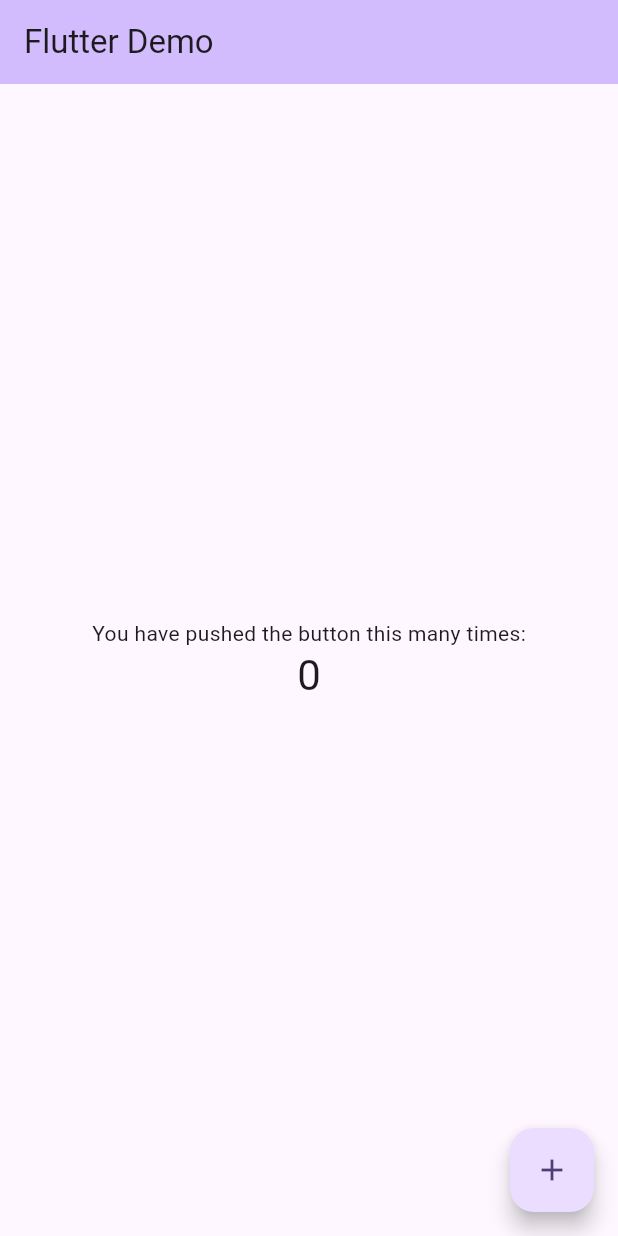
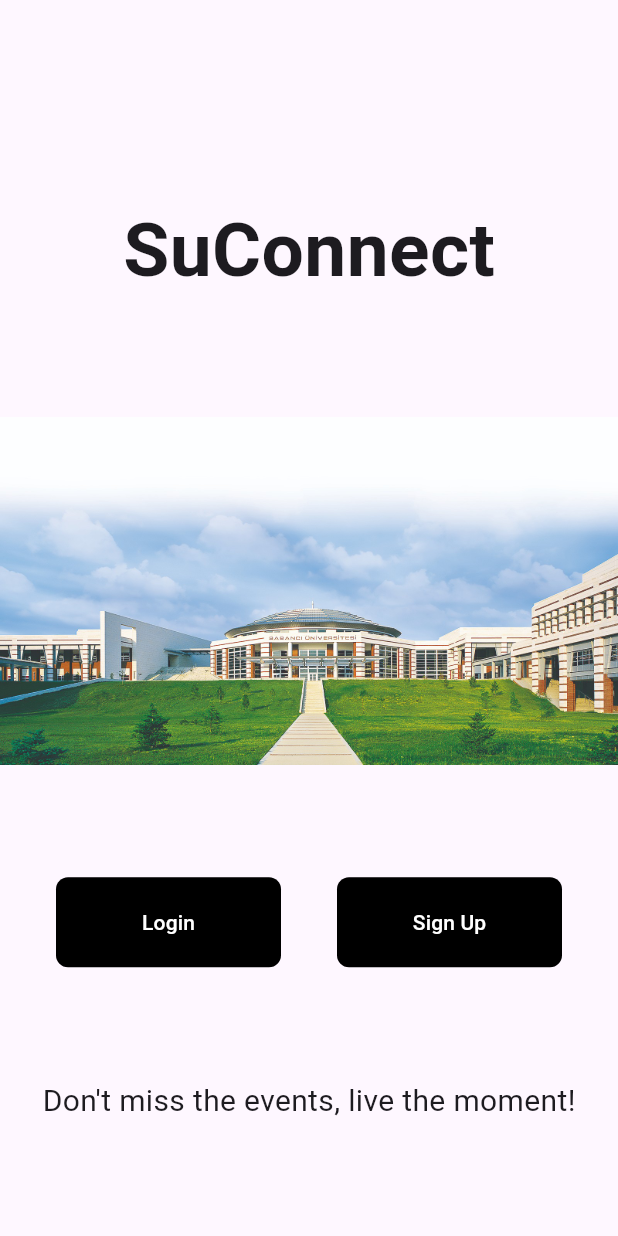
Before and after one commit to BoraComert/CS310_Group10, a Flutter app: the screen it shows after launch, on a phone screen of 412 x 824 dp. Run offline on Flutter 3.47's test engine with Material 3 defaults, Android fonts, the phone set to English and light mode, and no system bars.

Commit message:
Yerel değişiklikler kaydedildi

```diff
--- /dev/null
+++ b/lib/home_page1.dart
@@ -0,0 +1,55 @@
+import 'package:flutter/material.dart';
+
+class HomePage1 extends StatelessWidget {
+  const HomePage1({super.key});
+
+  @override
+  Widget build(BuildContext context) {
+    return Scaffold(
+      appBar: AppBar(),
+      body: Center(
+        child: Column(
+          mainAxisAlignment: MainAxisAlignment.spaceEvenly,
+          children: [
+            Text(
+              "SuConnect",
+              style: TextStyle(fontSize: 50, fontWeight: FontWeight.bold),
+            ),
+            Image.asset("assets/sabanci.png"),
+            Row(
+              mainAxisAlignment: MainAxisAlignment.spaceEvenly,
+              children: [
+                TextButton(
+                  onPressed: () {},
+                  style: TextButton.styleFrom(
+                    minimumSize: Size(150, 60),
+                    backgroundColor: Colors.black,
+                    shape: const RoundedRectangleBorder(
+                      borderRadius: BorderRadius.all(Radius.circular(8)),
+                    ),
+                  ),
+                  child: Text("Login", style: TextStyle(color: Colors.white)),
+                ),
+                TextButton(
+                  onPressed: () {},
+                  style: TextButton.styleFrom(
+                    minimumSize: Size(150, 60),
+                    backgroundColor: Colors.black,
+                    shape: const RoundedRectangleBorder(
+                      borderRadius: BorderRadius.all(Radius.circular(8)),
+                    ),
+                  ),
+                  child: Text("Sign Up", style: TextStyle(color: Colors.white)),
+                ),
+              ],
+            ),
+            Text(
+              "Don't miss the events, live the moment!",
+              style: TextStyle(fontSize: 20),
+            ),
+          ],
+        ),
+      ),
+    );
+  }
+}
--- a/lib/main.dart
+++ b/lib/main.dart
@@ -1,4 +1,5 @@
 import 'package:flutter/material.dart';
+import 'package:flutter_demo/home_page1.dart';
 
 void main() {
   runApp(const MyApp());
@@ -7,116 +8,11 @@ void main() {
 class MyApp extends StatelessWidget {
   const MyApp({super.key});
 
-  // This widget is the root of your application.
   @override
   Widget build(BuildContext context) {
     return MaterialApp(
-      title: 'Flutter Demo',
-      theme: ThemeData(
-        // This is the theme of your application.
-        //
-        // TRY THIS: Try running your application with "flutter run". You'll see
-        // the application has a purple toolbar. Then, without quitting the app,
-        // try changing the seedColor in the colorScheme below to Colors.green
-        // and then invoke "hot reload" (save your changes or press the "hot
-        // reload" button in a Flutter-supported IDE, or press "r" if you used
-        // the command line to start the app).
-        //
-        // Notice that the counter didn't reset back to zero; the application
-        // state is not lost during the reload. To reset the state, use hot
-        // restart instead.
-        //
-        // This works for code too, not just values: Most code changes can be
-        // tested with just a hot reload.
-        colorScheme: ColorScheme.fromSeed(seedColor: Colors.deepPurple),
-      ),
-      home: const MyHomePage(title: 'Flutter Demo'),
+
+      home: HomePage1(),
     );
   }
 }
-
-class MyHomePage extends StatefulWidget {
-  const MyHomePage({super.key, required this.title});
-
-  // This widget is the home page of your application. It is stateful, meaning
-  // that it has a State object (defined below) that contains fields that affect
-  // how it looks.
-
-  // This class is the configuration for the state. It holds the values (in this
-  // case the title) provided by the parent (in this case the App widget) and
-  // used by the build method of the State. Fields in a Widget subclass are
-  // always marked "final".
-
-  final String title;
-
-  @override
-  State<MyHomePage> createState() => _MyHomePageState();
-}
-
-class _MyHomePageState extends State<MyHomePage> {
-  int _counter = 0;
-
-  void _incrementCounter() {
-    setState(() {
-      // This call to setState tells the Flutter framework that something has
-      // changed in this State, which causes it to rerun the build method below
-      // so that the display can reflect the updated values. If we changed
-      // _counter without calling setState(), then the build method would not be
-      // called again, and so nothing would appear to happen.
-      _counter++;
-    });
-  }
-
-  @override
-  Widget build(BuildContext context) {
-    // This method is rerun every time setState is called, for instance as done
-    // by the _incrementCounter method above.
-    //
-    // The Flutter framework has been optimized to make rerunning build methods
-    // fast, so that you can just rebuild anything that needs updating rather
-    // than having to individually change instances of widgets.
-    return Scaffold(
-      appBar: AppBar(
-        // TRY THIS: Try changing the color here to a specific color (to
-        // Colors.amber, perhaps?) and trigger a hot reload to see the AppBar
-        // change color while the other colors stay the same.
-        backgroundColor: Theme.of(context).colorScheme.inversePrimary,
-        // Here we take the value from the MyHomePage object that was created by
-        // the App.build method, and use it to set our appbar title.
-        title: Text(widget.title),
-      ),
-      body: Center(
-        // Center is a layout widget. It takes a single child and positions it
-        // in the middle of the parent.
-        child: Column(
-          // Column is also a layout widget. It takes a list of children and
-          // arranges them vertically. By default, it sizes itself to fit its
-          // children horizontally, and tries to be as tall as its parent.
-          //
-          // Column has various properties to control how it sizes itself and
-          // how it positions its children. Here we use mainAxisAlignment to
-          // center the children vertically; the main axis here is the vertical
-          // axis because Columns are vertical (the cross axis would be
-          // horizontal).
-          //
-          // TRY THIS: Invoke "debug painting" (choose the "Toggle Debug Paint"
-          // action in the IDE, or press "p" in the console), to see the
-          // wireframe for each widget.
-          mainAxisAlignment: MainAxisAlignment.center,
-          children: <Widget>[
-            const Text('You have pushed the button this many times:'),
-            Text(
-              '$_counter',
-              style: Theme.of(context).textTheme.headlineMedium,
-            ),
-          ],
-        ),
-      ),
-      floatingActionButton: FloatingActionButton(
-        onPressed: _incrementCounter,
-        tooltip: 'Increment',
-        child: const Icon(Icons.add),
-      ), // This trailing comma makes auto-formatting nicer for build methods.
-    );
-  }
-}
--- a/pubspec.yaml
+++ b/pubspec.yaml
@@ -56,7 +56,8 @@ flutter:
   # included with your application, so that you can use the icons in
   # the material Icons class.
   uses-material-design: true
-
+  assets:
+    - assets/
   # To add assets to your application, add an assets section, like this:
   # assets:
   #   - images/a_dot_burr.jpeg
```
Also changed, not shown: assets/sabanci.png (added).
